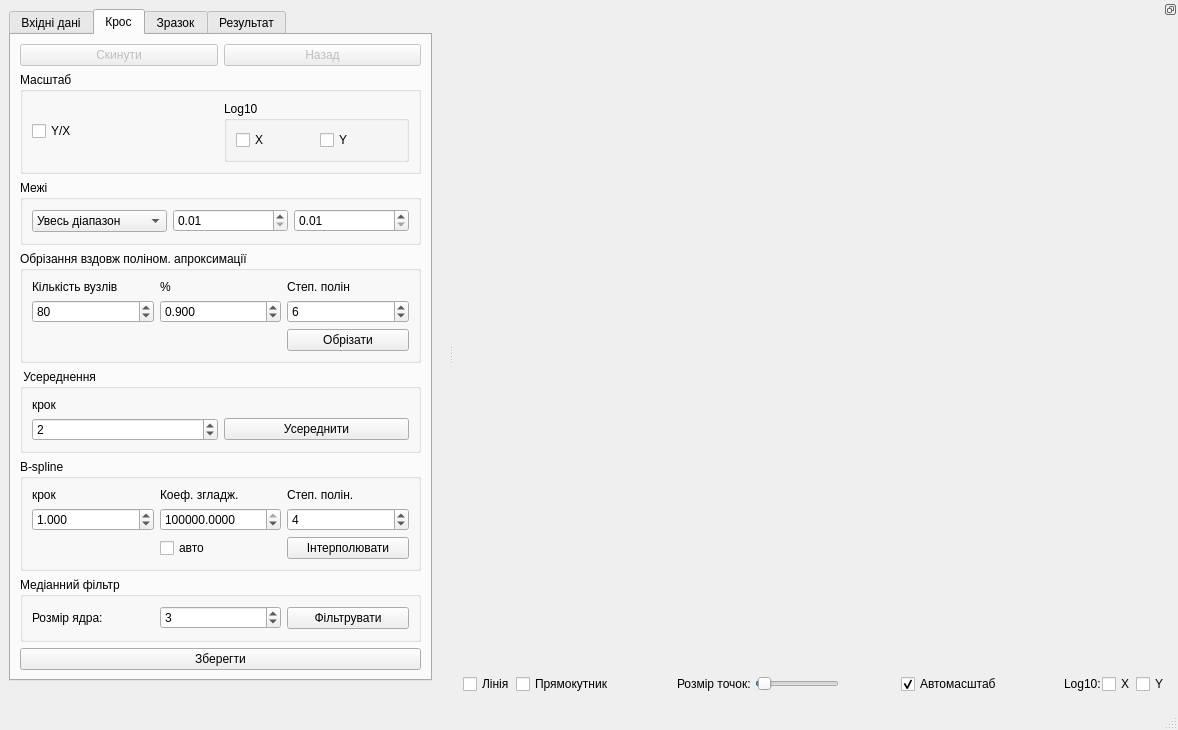
xkronosua/QTR, file form.ui: the form before one commit.
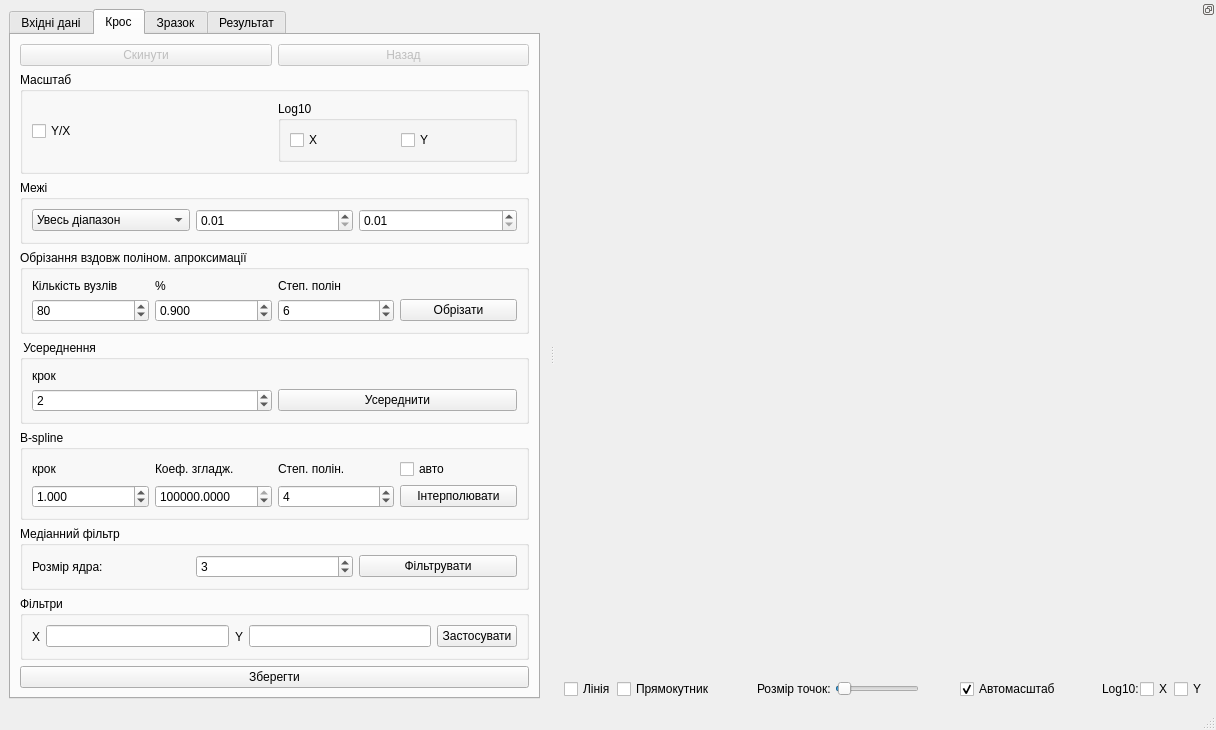
The form after the commit. The open tabs and pages were chosen to show the change. Custom widgets are drawn as their Qt base class.

Commit message: профіксив зайве вимикання в масштабах, перемістив задання фільтрів

The edit to the form file:
```diff
--- a/form.ui
+++ b/form.ui
@@ -6,16 +6,22 @@
    <rect>
     <x>0</x>
     <y>0</y>
-    <width>1178</width>
+    <width>1216</width>
     <height>730</height>
    </rect>
   </property>
   <property name="sizePolicy">
-   <sizepolicy hsizetype="MinimumExpanding" vsizetype="MinimumExpanding">
+   <sizepolicy hsizetype="Minimum" vsizetype="MinimumExpanding">
     <horstretch>0</horstretch>
     <verstretch>0</verstretch>
    </sizepolicy>
   </property>
+  <property name="minimumSize">
+   <size>
+    <width>448</width>
+    <height>730</height>
+   </size>
+  </property>
   <property name="baseSize">
    <size>
     <width>450</width>
@@ -50,34 +56,22 @@
      <verstretch>0</verstretch>
     </sizepolicy>
    </property>
-   <property name="minimumSize">
-    <size>
-     <width>448</width>
-     <height>708</height>
-    </size>
-   </property>
-   <property name="maximumSize">
-    <size>
-     <width>448</width>
-     <height>16777215</height>
-    </size>
-   </property>
-   <layout class="QFormLayout" name="formLayout">
-    <item row="0" column="0">
+   <layout class="QHBoxLayout" name="horizontalLayout_20">
+    <item>
      <widget class="QTabWidget" name="tabWidget">
       <property name="enabled">
        <bool>true</bool>
       </property>
       <property name="sizePolicy">
-       <sizepolicy hsizetype="Minimum" vsizetype="Maximum">
+       <sizepolicy hsizetype="Minimum" vsizetype="Preferred">
         <horstretch>0</horstretch>
         <verstretch>0</verstretch>
        </sizepolicy>
       </property>
-      <property name="maximumSize">
+      <property name="baseSize">
        <size>
         <width>430</width>
-        <height>16777215</height>
+        <height>0</height>
        </size>
       </property>
       <property name="currentIndex">
@@ -198,27 +192,6 @@
                </property>
               </widget>
              </item>
-             <item row="3" column="0">
-              <widget class="QLineEdit" name="cXFilt">
-               <property name="enabled">
-                <bool>false</bool>
-               </property>
-              </widget>
-             </item>
-             <item row="3" column="1">
-              <widget class="QLineEdit" name="cYFilt">
-               <property name="enabled">
-                <bool>false</bool>
-               </property>
-              </widget>
-             </item>
-             <item row="3" column="3">
-              <widget class="QCheckBox" name="cFilt">
-               <property name="text">
-                <string>Фільтри</string>
-               </property>
-              </widget>
-             </item>
              <item row="2" column="4">
               <widget class="QCheckBox" name="cCutForward">
                <property name="text">
@@ -473,6 +446,12 @@
           <property name="enabled">
            <bool>true</bool>
           </property>
+          <property name="minimumSize">
+           <size>
+            <width>0</width>
+            <height>82</height>
+           </size>
+          </property>
           <property name="title">
            <string>Масштаб</string>
           </property>
@@ -596,13 +575,6 @@
              </property>
             </widget>
            </item>
-           <item row="2" column="2">
-            <widget class="QPushButton" name="cPolyOk">
-             <property name="text">
-              <string>Обрізати</string>
-             </property>
-            </widget>
-           </item>
            <item row="1" column="1">
             <widget class="QDoubleSpinBox" name="cPolyP">
              <property name="toolTip">
@@ -661,6 +633,13 @@
              </property>
             </widget>
            </item>
+           <item row="1" column="3">
+            <widget class="QPushButton" name="cPolyOk">
+             <property name="text">
+              <string>Обрізати</string>
+             </property>
+            </widget>
+           </item>
           </layout>
          </widget>
         </item>
@@ -787,20 +766,20 @@
              </property>
             </widget>
            </item>
-           <item row="2" column="1">
-            <widget class="QCheckBox" name="cAutoB_splineS">
-             <property name="text">
-              <string>авто</string>
-             </property>
-            </widget>
-           </item>
-           <item row="2" column="2">
+           <item row="1" column="3">
             <widget class="QPushButton" name="cB_splineOk">
              <property name="text">
               <string>Інтерполювати</string>
              </property>
             </widget>
            </item>
+           <item row="0" column="3">
+            <widget class="QCheckBox" name="cAutoB_splineS">
+             <property name="text">
+              <string>авто</string>
+             </property>
+            </widget>
+           </item>
           </layout>
          </widget>
         </item>
@@ -840,6 +819,50 @@
           </layout>
          </widget>
         </item>
+        <item>
+         <widget class="QGroupBox" name="groupBox_21">
+          <property name="title">
+           <string>Фільтри</string>
+          </property>
+          <layout class="QHBoxLayout" name="horizontalLayout_22">
+           <item>
+            <widget class="QLabel" name="label_19">
+             <property name="text">
+              <string>X</string>
+             </property>
+            </widget>
+           </item>
+           <item>
+            <widget class="QLineEdit" name="cXFilt">
+             <property name="enabled">
+              <bool>true</bool>
+             </property>
+            </widget>
+           </item>
+           <item>
+            <widget class="QLabel" name="label_27">
+             <property name="text">
+              <string>Y</string>
+             </property>
+            </widget>
+           </item>
+           <item>
+            <widget class="QLineEdit" name="cYFilt">
+             <property name="enabled">
+              <bool>true</bool>
+             </property>
+            </widget>
+           </item>
+           <item>
+            <widget class="QPushButton" name="cFiltOk">
+             <property name="text">
+              <string>Застосувати</string>
+             </property>
+            </widget>
+           </item>
+          </layout>
+         </widget>
+        </item>
         <item>
          <widget class="QPushButton" name="cSave">
           <property name="text">
@@ -1648,17 +1671,11 @@
      <item>
       <widget class="MplWidget" name="mpl" native="true">
        <property name="sizePolicy">
-        <sizepolicy hsizetype="MinimumExpanding" vsizetype="MinimumExpanding">
+        <sizepolicy hsizetype="Minimum" vsizetype="MinimumExpanding">
          <horstretch>0</horstretch>
          <verstretch>0</verstretch>
         </sizepolicy>
        </property>
-       <property name="maximumSize">
-        <size>
-         <width>821</width>
-         <height>630</height>
-        </size>
-       </property>
       </widget>
      </item>
      <item>
```
Left out of the diff: 87 changed lines with no effect on the pictures. The commit also changes 2 other files.
